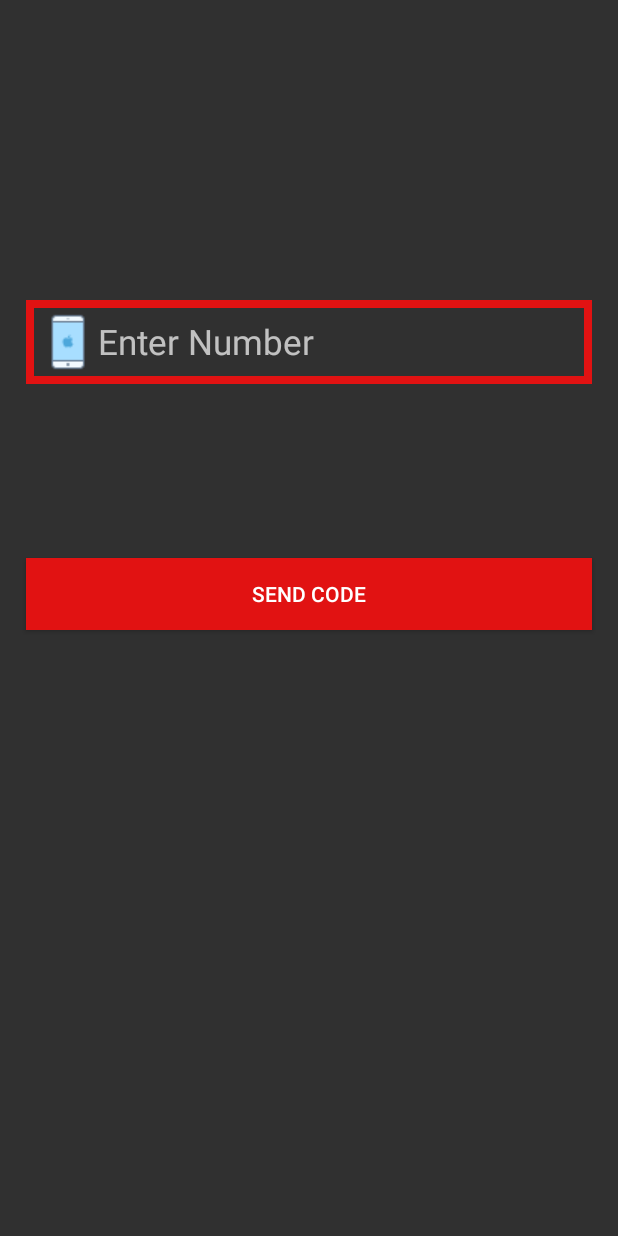
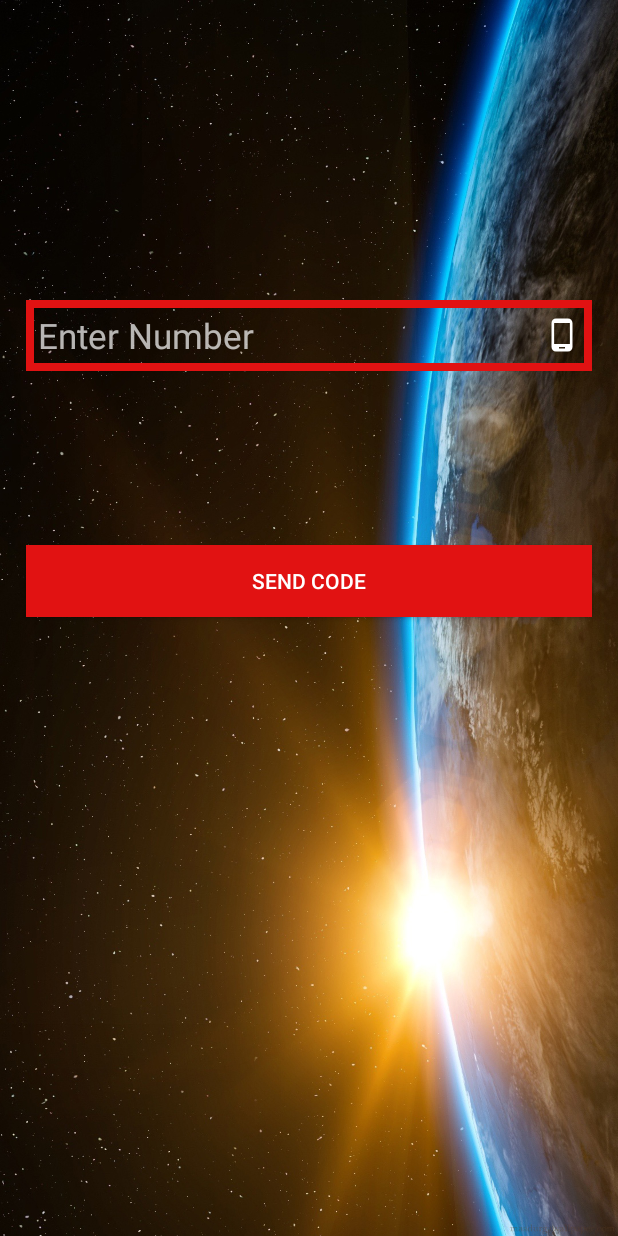
Before and after one commit to Shivamsharma21/Space_Chat, an Android app: the PhoneLoginActivity screen opened directly, with no data from a screen before it, on a phone screen of 412 x 824 dp. Run offline under Robolectric (Android 15) with nearby library versions, the phone set to English and light mode, and no system bars; our stand-ins replace Firebase (no records; nobody signed in at launch, a user with empty details on screens opened directly).

Commit message:
1 Ui Improvements(Phone Login).

```diff
--- /dev/null
+++ b/app/src/main/res/drawable/ic_baseline_phone_android_24.xml
@@ -0,0 +1,5 @@
+<vector android:height="24dp" android:tint="#FFFFFF"
+    android:viewportHeight="24" android:viewportWidth="24"
+    android:width="24dp" xmlns:android="http://schemas.android.com/apk/res/android">
+    <path android:fillColor="@android:color/white" android:pathData="M16,1L8,1C6.34,1 5,2.34 5,4v16c0,1.66 1.34,3 3,3h8c1.66,0 3,-1.34 3,-3L19,4c0,-1.66 -1.34,-3 -3,-3zM14,21h-4v-1h4v1zM17.25,18L6.75,18L6.75,4h10.5v14z"/>
+</vector>
--- a/app/src/main/res/layout/activity_phone_login.xml
+++ b/app/src/main/res/layout/activity_phone_login.xml
@@ -4,7 +4,8 @@
     xmlns:tools="http://schemas.android.com/tools"
     android:layout_width="match_parent"
     android:layout_height="match_parent"
-    tools:context=".PhoneLoginActivity">
+    tools:context=".PhoneLoginActivity"
+    android:background="@drawable/phone_login1">
 
 
     <EditText
@@ -18,7 +19,7 @@
         android:layout_marginEnd="17dp"
         android:layout_marginBottom="30dp"
         android:background="@drawable/inputs"
-        android:drawableStart="@drawable/phone"
+        android:drawableEnd="@drawable/ic_baseline_phone_android_24"
         android:hint="Enter Number"
         android:padding="8dp"
         android:textAllCaps="false"
```
Also changed, not shown: app/src/main/res/drawable/phone_login1.jpg (added).
